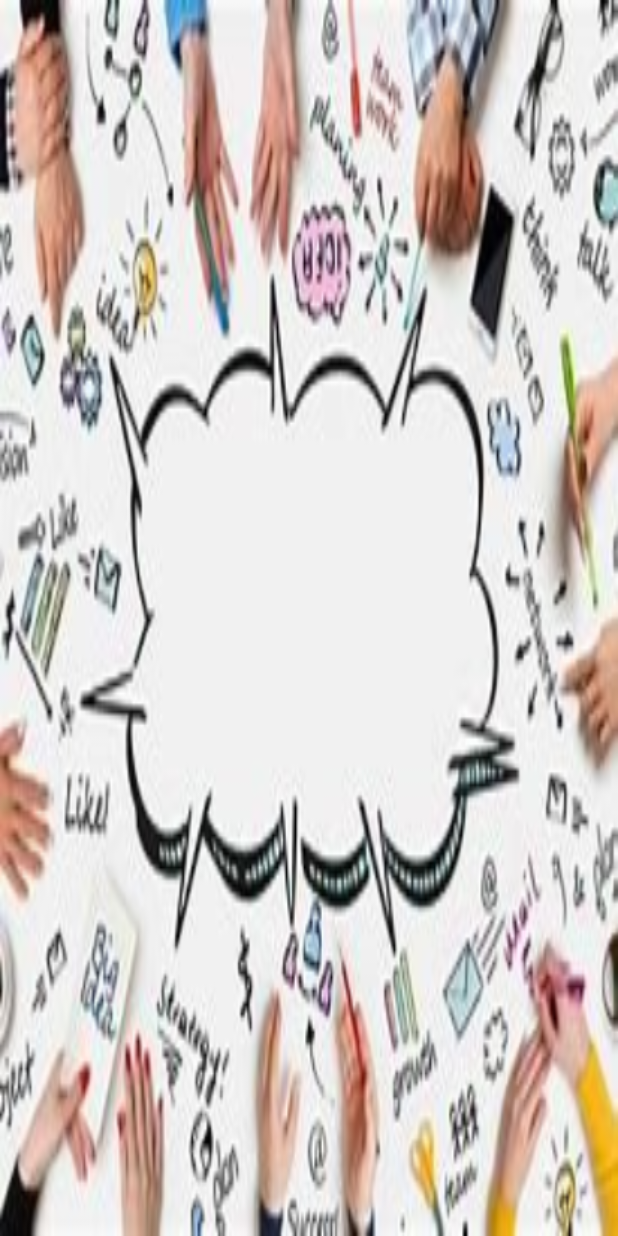
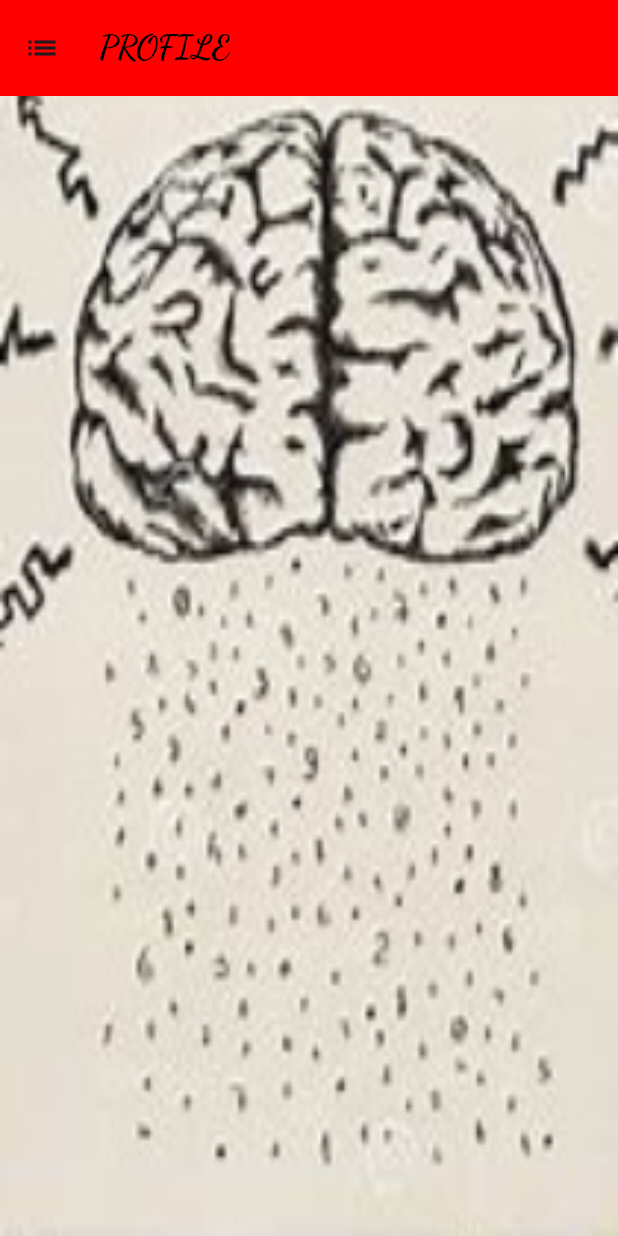
Before and after one commit to notmateli/E-FORUM, an Android app built with Jetpack Compose: the HomeActivity screen opened directly, with no data from a screen before it, on a phone screen of 412 x 824 dp. Run offline under Robolectric (Android 15) with nearby library versions, the phone set to English and light mode, and no system bars.

Commit message:
Added a commit

```diff
--- a/app/build.gradle
+++ b/app/build.gradle
@@ -61,6 +61,7 @@ dependencies {
     implementation 'androidx.core:core-ktx:+'
     implementation platform('androidx.compose:compose-bom:2022.10.00')
     implementation platform('androidx.compose:compose-bom:2022.10.00')
+    implementation platform('androidx.compose:compose-bom:2022.10.00')
     testImplementation 'junit:junit:4.13.2'
     androidTestImplementation 'androidx.test.ext:junit:1.1.5'
     androidTestImplementation 'androidx.test.espresso:espresso-core:3.5.1'
@@ -68,6 +69,7 @@ dependencies {
     androidTestImplementation 'androidx.compose.ui:ui-test-junit4'
     androidTestImplementation platform('androidx.compose:compose-bom:2022.10.00')
     androidTestImplementation platform('androidx.compose:compose-bom:2022.10.00')
+    androidTestImplementation platform('androidx.compose:compose-bom:2022.10.00')
     debugImplementation 'androidx.compose.ui:ui-tooling'
     debugImplementation 'androidx.compose.ui:ui-test-manifest'
 }
--- a/app/src/main/AndroidManifest.xml
+++ b/app/src/main/AndroidManifest.xml
@@ -12,6 +12,11 @@
         android:supportsRtl="true"
         android:theme="@style/Theme.Sam"
         tools:targetApi="31">
+        <activity
+            android:name=".IntroductionActivity"
+            android:exported="false"
+            android:label="@string/title_activity_introduction"
+            android:theme="@style/Theme.Sam" />
         <activity
             android:name=".HomeActivity"
             android:exported="false"
--- a/app/src/main/java/com/example/sam/AboutActivity.kt
+++ b/app/src/main/java/com/example/sam/AboutActivity.kt
@@ -184,7 +184,7 @@ fun Greetings() {
 
 
             Button(
-                onClick = { home.startActivity(Intent(home, AboutActivity::class.java)) },
+                onClick = { home.startActivity(Intent(home, MainActivity::class.java)) },
                 elevation = ButtonDefaults.buttonElevation(
                     defaultElevation = 10.dp,
                     pressedElevation = 15.dp,
--- a/app/src/main/java/com/example/sam/HomeActivity.kt
+++ b/app/src/main/java/com/example/sam/HomeActivity.kt
@@ -1,17 +1,30 @@
 package com.example.sam
 
+import android.annotation.SuppressLint
 import android.os.Bundle
 import androidx.activity.ComponentActivity
 import androidx.activity.compose.setContent
+import androidx.compose.foundation.BorderStroke
 import androidx.compose.foundation.Image
 import androidx.compose.foundation.background
+import androidx.compose.foundation.border
 import androidx.compose.foundation.layout.Arrangement
 import androidx.compose.foundation.layout.Box
 import androidx.compose.foundation.layout.Column
+import androidx.compose.foundation.layout.Row
+import androidx.compose.foundation.layout.fillMaxHeight
 import androidx.compose.foundation.layout.fillMaxSize
+import androidx.compose.foundation.layout.fillMaxWidth
+import androidx.compose.foundation.layout.padding
+import androidx.compose.foundation.layout.size
+import androidx.compose.foundation.layout.wrapContentHeight
 import androidx.compose.foundation.lazy.LazyColumn
+import androidx.compose.foundation.lazy.LazyRow
 import androidx.compose.material.icons.Icons
 import androidx.compose.material.icons.filled.ArrowBack
+import androidx.compose.material.icons.filled.List
+import androidx.compose.material.icons.filled.Notifications
+import androidx.compose.material3.Card
 import androidx.compose.material3.ExperimentalMaterial3Api
 import androidx.compose.material3.Icon
 import androidx.compose.material3.IconButton
@@ -20,13 +33,17 @@ import androidx.compose.material3.Scaffold
 import androidx.compose.material3.Surface
 import androidx.compose.material3.Text
 import androidx.compose.material3.TopAppBar
+import androidx.compose.material3.TopAppBarDefaults
 import androidx.compose.runtime.Composable
 import androidx.compose.ui.Alignment
 import androidx.compose.ui.Modifier
 import androidx.compose.ui.graphics.Color
+import androidx.compose.ui.graphics.ImageBitmap
 import androidx.compose.ui.layout.ContentScale
 import androidx.compose.ui.platform.LocalContext
 import androidx.compose.ui.res.painterResource
+import androidx.compose.ui.text.font.FontFamily
+import androidx.compose.ui.text.font.FontWeight
 import androidx.compose.ui.tooling.preview.Preview
 import androidx.compose.ui.unit.dp
 import androidx.compose.ui.unit.sp
@@ -43,50 +60,123 @@ class HomeActivity : ComponentActivity() {
 
 
 
+@SuppressLint("UnusedMaterial3ScaffoldPaddingParameter")
 @OptIn(ExperimentalMaterial3Api::class)
 @Preview(showBackground = true)
 @Composable
 fun Home() {
     val home = LocalContext.current
+    Scaffold(
+        topBar = {
+
+            TopAppBar(
+
+                title = {
+                    Text( "PROFILE",
+                        modifier = Modifier
+                            .padding(10.dp),
+                        color = (Color.Black),
+                        fontFamily = FontFamily.Cursive,
+                        fontWeight = FontWeight.Bold,
+
+
+
+
+                        )
+                },
+                navigationIcon = {
+                  IconButton(onClick = {}
+
+                        ) {
+                            Icon(Icons.Filled.List, "backIcon")
+//                            Icon(Icons.Filled.Notifications, "notification")
+
+                        }
+
+                },
+                colors = TopAppBarDefaults.smallTopAppBarColors(containerColor = Color.Red)
+
+            )
+        }, content = {
             Box(
                 modifier = Modifier
-            .fillMaxSize()){
+                    .fillMaxSize()
+
+
+            ) {
                 Image(
-            painter = painterResource(id = R.drawable.brainstorming4),
-            contentDescription = "abcd",
-            modifier = Modifier.fillMaxSize(),
-            contentScale = ContentScale.FillBounds
+                    painter = painterResource(
+                        id = R.drawable.brainstorming6
+
+
+                    ),
+                    contentDescription = "",
+                    contentScale = ContentScale.FillBounds,
+                    modifier = Modifier
+                        .fillMaxSize()
+                        .fillMaxWidth()
+                        .fillMaxHeight()
+
+
                 )
-//        Scaffold(
-//            topBar = {
-//                TopAppBar(
-//                    title = {
-//                        Text(text = "Top App Bar")
-//                    },
-//                    navigationIcon = {
-//                        IconButton(onClick = {}) {
-//                            Icon(Icons.Filled.ArrowBack, "backIcon")
-//                        }
-//                    },
-////                    backgroundColor = MaterialTheme.colors.primary,
-////                    contentColor = Color.White,
-////                    elevation = 10.dp
-//                )
-//            },
-//            Column(
-//                    modifier = Modifier
-//                        .fillMaxSize()
-//                        .background(Color(0xff8d6e63)),
-//                    verticalArrangement = Arrangement.Center,
-//                    horizontalAlignment = Alignment.CenterHorizontally)
-//            {
-//                    Text(
-//                         "Content of the page",
-//                        fontSize = 30.sp,
-//                        color = Color.White
-//                    )
-//                )}
+                Column(
+                    modifier = Modifier
+                        .fillMaxSize(),
+                    verticalArrangement = Arrangement.Center,
+                    horizontalAlignment = Alignment.CenterHorizontally
+                ) {
 
-//        )
+                    LazyColumn {
+
+                        item {
+                            Column(horizontalAlignment = Alignment.CenterHorizontally) {
+                                Text(text = "", color = Color(0xFF40C4FF))
+
+                                LazyRow {
+
+                                    item {
+
+                                        Column(
+                                            horizontalAlignment = Alignment.CenterHorizontally
+                                        ) {
+//                                            Image(
+//                                                painter = painterResource(id = R.drawable.brain1),
+//                                                contentDescription = "",
+//                                                contentScale = ContentScale.Crop,
+//                                                modifier = Modifier
+//                                                    .size(100.dp)
+//                                                    .padding(5.dp)
+//
+//                                     Text(text = "")
+////                                            )
+//                                            val paddingModifier = Modifier.padding(10.dp)
+//                                            Card(
+////                                                elevation = 10.dp,
+//                                                border = BorderStroke(10.dp, Color.Blue),
+//                                                modifier = paddingModifier
+//
+//                                            ) {
+//                                                Image(painter = painterResource
+//                                                    (id =R.drawable.forum1), contentDescription = null )
+//                                            }
+                                        }
+
+                                        }
+
+                                    }
+
+
                                 }
                             }
+                        }
+                    }
+                }
+
+
+
+
+            })
+
+
+
+        }
--- a/app/src/main/res/values/strings.xml
+++ b/app/src/main/res/values/strings.xml
@@ -2,4 +2,5 @@
     <string name="app_name">Sam</string>
     <string name="title_activity_about">AboutActivity</string>
     <string name="title_activity_home">HomeActivity</string>
+    <string name="title_activity_introduction">IntroductionActivity</string>
 </resources>
```
Also changed, not shown: app/src/main/java/com/example/sam/IntroductionActivity.kt (added, +142 -0 lines), app/src/main/java/com/example/sam/MainActivity.kt (+1 -8 lines), app/src/main/res/drawable/arrow.jpeg (added), app/src/main/res/drawable/arrow1.png (added), app/src/main/res/drawable/back1.png (added), app/src/main/res/drawable/backgroundbrainstorming.jpeg (added), app/src/main/res/drawable/brain1.jpeg, app/src/main/res/drawable/brainstorming3.jpg, app/src/main/res/drawable/brainstorming6.jpeg (added), app/src/main/res/drawable/forum1.jpeg (added), app/src/main/res/drawable/forum2.jpeg (added), app/src/main/res/drawable/forum3.jpeg (added), app/src/main/res/drawable/img.png (added), app/src/main/res/drawable/whitebackground.jpeg (added). Lines whose indentation alone changed are shown as unchanged.
